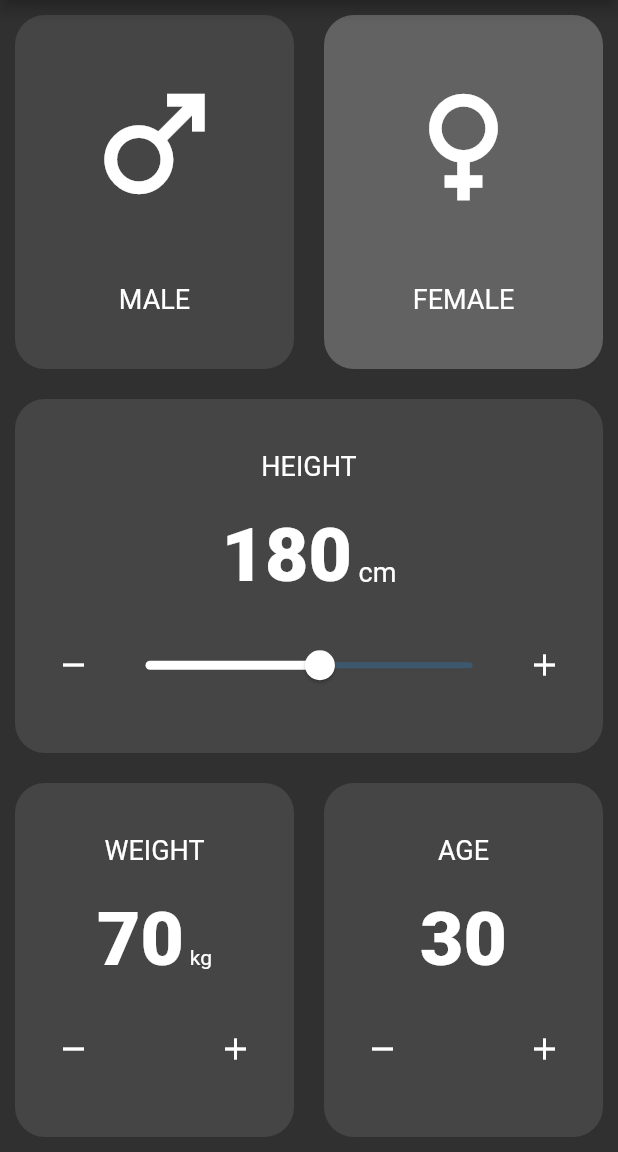
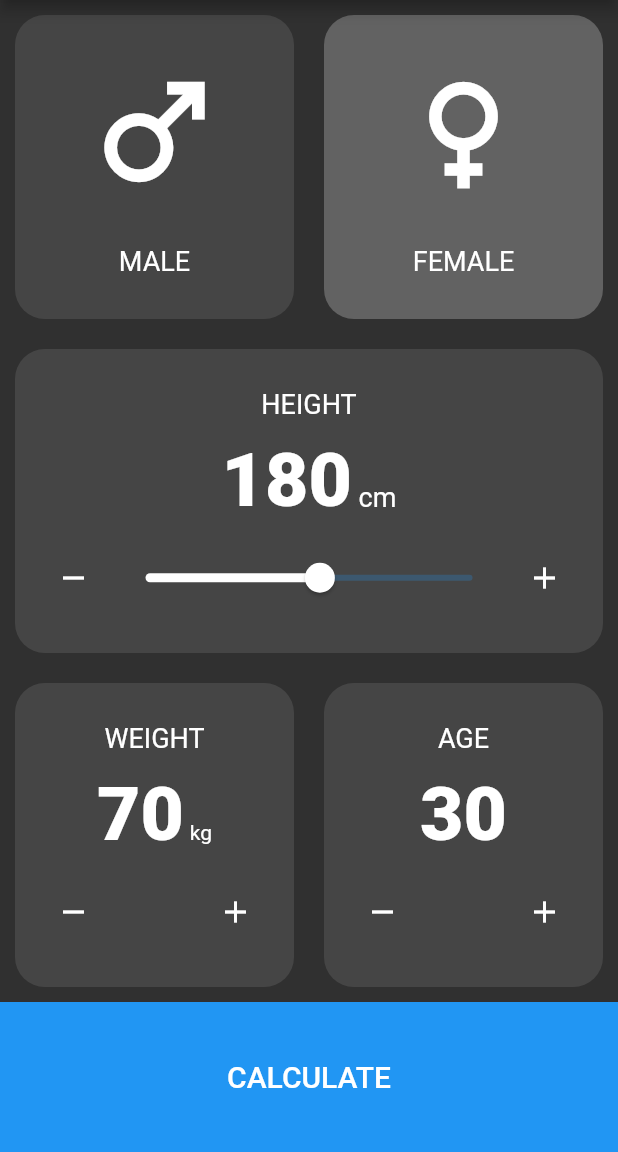
Before and after one commit to Nehemias-Munoz/Flutter-BMI-Calculator, a Flutter app: the screen it shows after launch, on a phone screen of 412 x 824 dp, the part 84-1236 px from its top. Run offline on Flutter 3.47's test engine with Material 2 defaults, Android fonts, the phone set to English and light mode, and no system bars.

Commit message:
[UPD] main añadidas rutas
[UPD] home screen
añadida navegacion

[ADDED] bottom button
boton reutilizable

[UPD] result screen
terminada apariencia

```diff
--- a/lib/main.dart
+++ b/lib/main.dart
@@ -10,10 +10,16 @@ class MyApp extends StatelessWidget {
       title: 'BMI Calculator',
       home: HomeScreen(),
       debugShowCheckedModeBanner: false,
+      initialRoute: 'home',
+      routes: {
+        'home': (_) => HomeScreen(),
+        'result': (_) => ResultScreen(),
+      },
       theme: ThemeData.dark().copyWith(
-          appBarTheme: AppBarTheme(
-        centerTitle: true,
-      )),
+        appBarTheme: AppBarTheme(
+          centerTitle: true,
+        ),
+      ),
     );
   }
 }
--- a/lib/screens/home_screen.dart
+++ b/lib/screens/home_screen.dart
@@ -1,4 +1,5 @@
 import 'package:bmi_calculator/screens/widgets/back_container.dart';
+import 'package:bmi_calculator/screens/widgets/bottom_button.dart';
 import 'package:bmi_calculator/screens/widgets/gender_card.dart';
 import 'package:bmi_calculator/utils/constants.dart';
 import 'package:flutter/material.dart';
@@ -195,6 +196,12 @@ class _HomeScreenState extends State<HomeScreen> {
                 ],
               ),
             ),
+            BottomButton(
+              text: 'Calculate',
+              onPress: () {
+                Navigator.pushNamed(context, 'result');
+              },
+            )
           ],
         ),
       ),
--- /dev/null
+++ b/lib/screens/widgets/bottom_button.dart
@@ -0,0 +1,24 @@
+import 'package:flutter/material.dart';
+
+class BottomButton extends StatelessWidget {
+  const BottomButton({Key? key, required this.text, required this.onPress})
+      : super(key: key);
+
+  final String text;
+  final void Function() onPress;
+  @override
+  Widget build(BuildContext context) {
+    return Container(
+      color: Colors.blue,
+      height: 100.0,
+      width: double.infinity,
+      child: TextButton(
+        onPressed: onPress,
+        child: Text(
+          text.toUpperCase(),
+          style: TextStyle(color: Colors.white, fontSize: 20.0),
+        ),
+      ),
+    );
+  }
+}
```
Also changed, not shown: lib/screens/result_screen.dart (+46 -1 lines).
